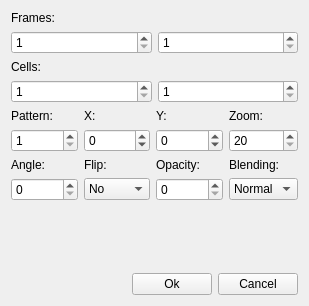
The window that editors/animations/cellbatchdialog.ui (jowin202/YaRXP) describes before a commit, drawn with Qt 5.
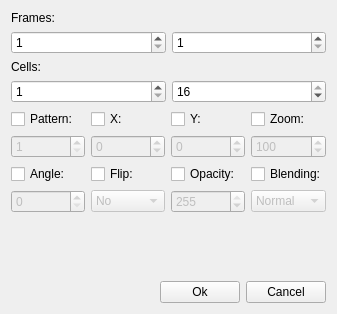
The same window after the commit.

Diff of the .ui file:
```diff
--- a/editors/animations/cellbatchdialog.ui
+++ b/editors/animations/cellbatchdialog.ui
@@ -9,8 +9,8 @@
    <rect>
     <x>0</x>
     <y>0</y>
-    <width>309</width>
-    <height>306</height>
+    <width>337</width>
+    <height>314</height>
    </rect>
   </property>
   <property name="windowTitle">
@@ -21,6 +21,9 @@
     <layout class="QGridLayout" name="gridLayout">
      <item row="1" column="0">
       <widget class="QSpinBox" name="spin_pattern">
+       <property name="enabled">
+        <bool>false</bool>
+       </property>
        <property name="minimum">
         <number>1</number>
        </property>
@@ -29,29 +32,11 @@
        </property>
       </widget>
      </item>
-     <item row="2" column="3">
-      <widget class="QLabel" name="label_8">
-       <property name="text">
-        <string>Blending:</string>
-       </property>
-      </widget>
-     </item>
-     <item row="2" column="0">
-      <widget class="QLabel" name="label_9">
-       <property name="text">
-        <string>Angle:</string>
-       </property>
-      </widget>
-     </item>
-     <item row="0" column="2">
-      <widget class="QLabel" name="label_3">
-       <property name="text">
-        <string>Y:</string>
-       </property>
-      </widget>
-     </item>
      <item row="3" column="0">
       <widget class="QSpinBox" name="spin_angle">
+       <property name="enabled">
+        <bool>false</bool>
+       </property>
        <property name="minimum">
         <number>0</number>
        </property>
@@ -65,6 +50,9 @@
      </item>
      <item row="3" column="3">
       <widget class="QComboBox" name="combo_blending">
+       <property name="enabled">
+        <bool>false</bool>
+       </property>
        <item>
         <property name="text">
          <string>Normal</string>
@@ -82,15 +70,11 @@
        </item>
       </widget>
      </item>
-     <item row="2" column="1">
-      <widget class="QLabel" name="label_7">
-       <property name="text">
-        <string>Flip:</string>
-       </property>
-      </widget>
-     </item>
      <item row="1" column="1">
       <widget class="QSpinBox" name="spin_x">
+       <property name="enabled">
+        <bool>false</bool>
+       </property>
        <property name="minimum">
         <number>-320</number>
        </property>
@@ -99,29 +83,11 @@
        </property>
       </widget>
      </item>
-     <item row="0" column="1">
-      <widget class="QLabel" name="label_4">
-       <property name="text">
-        <string>X:</string>
-       </property>
-      </widget>
-     </item>
-     <item row="0" column="0">
-      <widget class="QLabel" name="label_5">
-       <property name="text">
-        <string>Pattern:</string>
-       </property>
-      </widget>
-     </item>
-     <item row="2" column="2">
-      <widget class="QLabel" name="label_10">
-       <property name="text">
-        <string>Opacity:</string>
-       </property>
-      </widget>
-     </item>
      <item row="1" column="2">
       <widget class="QSpinBox" name="spin_y">
+       <property name="enabled">
+        <bool>false</bool>
+       </property>
        <property name="minimum">
         <number>-160</number>
        </property>
@@ -130,15 +96,11 @@
        </property>
       </widget>
      </item>
-     <item row="0" column="3">
-      <widget class="QLabel" name="label_6">
-       <property name="text">
-        <string>Zoom:</string>
-       </property>
-      </widget>
-     </item>
      <item row="3" column="1">
       <widget class="QComboBox" name="combo_flip">
+       <property name="enabled">
+        <bool>false</bool>
+       </property>
        <item>
         <property name="text">
          <string>No</string>
@@ -153,21 +115,89 @@
      </item>
      <item row="1" column="3">
       <widget class="QSpinBox" name="spin_zoom">
+       <property name="enabled">
+        <bool>false</bool>
+       </property>
        <property name="minimum">
         <number>20</number>
        </property>
        <property name="maximum">
         <number>800</number>
        </property>
+       <property name="value">
+        <number>100</number>
+       </property>
       </widget>
      </item>
      <item row="3" column="2">
       <widget class="QSpinBox" name="spin_opacity">
+       <property name="enabled">
+        <bool>false</bool>
+       </property>
        <property name="minimum">
         <number>0</number>
        </property>
        <property name="maximum">
         <number>255</number>
+       </property>
+       <property name="value">
+        <number>255</number>
+       </property>
+      </widget>
+     </item>
+     <item row="0" column="0">
+      <widget class="QCheckBox" name="check_pattern">
+       <property name="text">
+        <string>Pattern:</string>
+       </property>
+      </widget>
+     </item>
+     <item row="0" column="1">
+      <widget class="QCheckBox" name="check_x">
+       <property name="text">
+        <string>X:</string>
+       </property>
+      </widget>
+     </item>
+     <item row="0" column="2">
+      <widget class="QCheckBox" name="check_y">
+       <property name="text">
+        <string>Y:</string>
+       </property>
+      </widget>
+     </item>
+     <item row="0" column="3">
+      <widget class="QCheckBox" name="check_zoom">
+       <property name="text">
+        <string>Zoom:</string>
+       </property>
+      </widget>
+     </item>
+     <item row="2" column="0">
+      <widget class="QCheckBox" name="check_angle">
+       <property name="text">
+        <string>Angle:</string>
+       </property>
+      </widget>
+     </item>
+     <item row="2" column="1">
+      <widget class="QCheckBox" name="check_flip">
+       <property name="text">
+        <string>Flip:</string>
+       </property>
+      </widget>
+     </item>
+     <item row="2" column="2">
+      <widget class="QCheckBox" name="check_opacity">
+       <property name="text">
+        <string>Opacity:</string>
+       </property>
+      </widget>
+     </item>
+     <item row="2" column="3">
+      <widget class="QCheckBox" name="check_blending">
+       <property name="text">
+        <string>Blending:</string>
        </property>
       </widget>
      </item>
@@ -227,6 +257,9 @@
        <property name="maximum">
         <number>16</number>
        </property>
+       <property name="value">
+        <number>16</number>
+       </property>
       </widget>
      </item>
     </layout>
```
Left out of the diff: 139 changed lines with no effect on the pictures.
